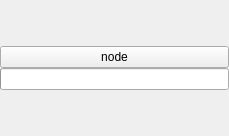
Before: the Qt Designer form resources/design/ui/Node.ui in jeaunrg/PyQTapp_template, drawn with Qt 5.
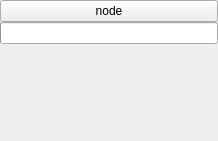
After: the same form once the commit is applied.

```diff
--- a/resources/design/ui/Node.ui
+++ b/resources/design/ui/Node.ui
@@ -6,8 +6,8 @@
    <rect>
     <x>0</x>
     <y>0</y>
-    <width>229</width>
-    <height>136</height>
+    <width>218</width>
+    <height>141</height>
    </rect>
   </property>
   <property name="windowTitle">
@@ -58,7 +58,7 @@
       </widget>
      </item>
      <item>
-      <layout class="QVBoxLayout" name="parameters"/>
+      <widget class="QWidget" name="parameters" native="true"/>
      </item>
      <item>
       <layout class="QVBoxLayout" name="result"/>
```
Left out of the diff: 4 changed lines with no effect on the pictures.
